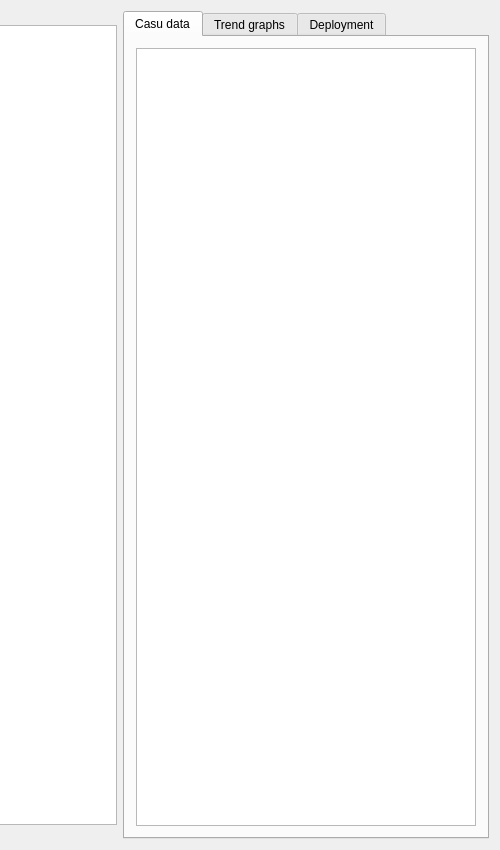
Qt form src/arenaui.ui (assisi/arena-ui) before a commit; both pictures show x 769 to 1269 and y 0 to 850 of the 1269 by 850 pixel window.
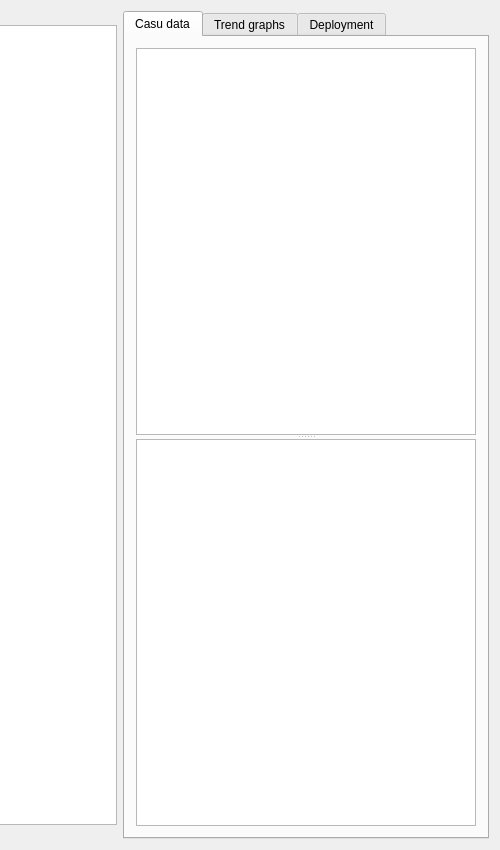
The same form after that commit. The open tabs and pages were chosen to show the change. Icons and pictures are not drawn.

Commit message:
Added group tree view. Solved selection mechanics for graphic item groups in combination with tree view.
issue #58

What changed in the file:
```diff
--- a/src/arenaui.ui
+++ b/src/arenaui.ui
@@ -55,8 +55,36 @@
        <attribute name="title">
         <string>Casu data</string>
        </attribute>
-       <layout class="QVBoxLayout" name="verticalLayout_2">
-        <item>
+       <layout class="QGridLayout" name="gridLayout">
+        <item row="0" column="0">
+         <widget class="QSplitter" name="splitter">
+          <property name="sizePolicy">
+           <sizepolicy hsizetype="Expanding" vsizetype="Expanding">
+            <horstretch>0</horstretch>
+            <verstretch>0</verstretch>
+           </sizepolicy>
+          </property>
+          <property name="minimumSize">
+           <size>
+            <width>340</width>
+            <height>400</height>
+           </size>
+          </property>
+          <property name="sizeIncrement">
+           <size>
+            <width>0</width>
+            <height>0</height>
+           </size>
+          </property>
+          <property name="autoFillBackground">
+           <bool>false</bool>
+          </property>
+          <property name="orientation">
+           <enum>Qt::Vertical</enum>
+          </property>
+          <property name="opaqueResize">
+           <bool>true</bool>
+          </property>
          <widget class="QTreeWidget" name="casuTree">
           <property name="minimumSize">
            <size>
@@ -95,6 +123,32 @@
             <set>AlignRight|AlignVCenter</set>
            </property>
           </column>
+          </widget>
+          <widget class="QTreeWidget" name="groupTree">
+           <property name="minimumSize">
+            <size>
+             <width>340</width>
+             <height>0</height>
+            </size>
+           </property>
+           <property name="contextMenuPolicy">
+            <enum>Qt::ActionsContextMenu</enum>
+           </property>
+           <property name="selectionMode">
+            <enum>QAbstractItemView::ExtendedSelection</enum>
+           </property>
+           <property name="sortingEnabled">
+            <bool>false</bool>
+           </property>
+           <attribute name="headerVisible">
+            <bool>false</bool>
+           </attribute>
+           <column>
+            <property name="text">
+             <string notr="true">1</string>
+            </property>
+           </column>
+          </widget>
          </widget>
         </item>
        </layout>
```
Left out of the diff: 2 changed lines with no effect on the pictures. Lines whose indentation alone changed are shown as unchanged. The commit also changes 7 other files.
